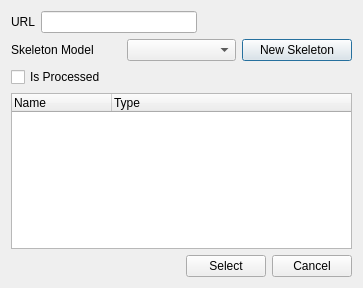
This is tool/plugins/database/gui/layout/upload_motion_dialog.ui in eherr/motion_preprocessing_tool as Qt 5 draws it before an edit. The edited form follows.
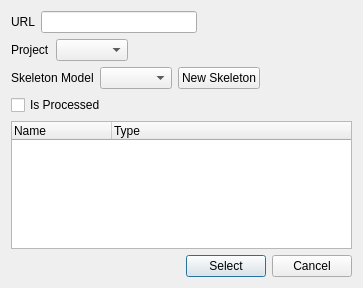
This is the edited form.

Commit message: Changed motion upload dialog to use project list

```diff
--- a/tool/plugins/database/gui/layout/upload_motion_dialog.ui
+++ b/tool/plugins/database/gui/layout/upload_motion_dialog.ui
@@ -13,8 +13,8 @@
   <property name="windowTitle">
    <string>Upload Motion</string>
   </property>
-  <layout class="QVBoxLayout" name="verticalLayout">
-   <item>
+  <layout class="QGridLayout" name="gridLayout">
+   <item row="0" column="0">
     <layout class="QHBoxLayout" name="horizontalLayout_7">
      <item>
       <widget class="QLabel" name="label">
@@ -41,52 +41,7 @@
      </item>
     </layout>
    </item>
-   <item>
-    <layout class="QHBoxLayout" name="horizontalLayout">
-     <item>
-      <widget class="QLabel" name="label_2">
-       <property name="text">
-        <string>Skeleton Model</string>
-       </property>
-      </widget>
-     </item>
-     <item>
-      <widget class="QComboBox" name="skeletonModelComboBox"/>
-     </item>
-     <item>
-      <widget class="QPushButton" name="newSkeletonButton">
-       <property name="text">
-        <string>New Skeleton</string>
-       </property>
-      </widget>
-     </item>
-    </layout>
-   </item>
-   <item>
-    <layout class="QHBoxLayout" name="horizontalLayout_3">
-     <item>
-      <widget class="QCheckBox" name="isProcessedCheckBox">
-       <property name="text">
-        <string>Is Processed</string>
-       </property>
-      </widget>
-     </item>
-     <item>
-      <spacer name="horizontalSpacer_2">
-       <property name="orientation">
-        <enum>Qt::Horizontal</enum>
-       </property>
-       <property name="sizeHint" stdset="0">
-        <size>
-         <width>40</width>
-         <height>20</height>
-        </size>
-       </property>
-      </spacer>
-     </item>
-    </layout>
-   </item>
-   <item>
+   <item row="4" column="0">
     <widget class="QTreeWidget" name="collectionTreeWidget">
      <column>
       <property name="text">
@@ -100,7 +55,7 @@
      </column>
     </widget>
    </item>
-   <item>
+   <item row="5" column="0">
     <layout class="QHBoxLayout" name="horizontalLayout_2">
      <item>
       <spacer name="horizontalSpacer">
@@ -131,6 +86,91 @@
      </item>
     </layout>
    </item>
+   <item row="3" column="0">
+    <layout class="QHBoxLayout" name="horizontalLayout_3">
+     <item>
+      <widget class="QCheckBox" name="isProcessedCheckBox">
+       <property name="text">
+        <string>Is Processed</string>
+       </property>
+      </widget>
+     </item>
+     <item>
+      <spacer name="horizontalSpacer_2">
+       <property name="orientation">
+        <enum>Qt::Horizontal</enum>
+       </property>
+       <property name="sizeHint" stdset="0">
+        <size>
+         <width>40</width>
+         <height>20</height>
+        </size>
+       </property>
+      </spacer>
+     </item>
+    </layout>
+   </item>
+   <item row="2" column="0">
+    <layout class="QHBoxLayout" name="horizontalLayout">
+     <item>
+      <widget class="QLabel" name="label_2">
+       <property name="text">
+        <string>Skeleton Model</string>
+       </property>
+      </widget>
+     </item>
+     <item>
+      <widget class="QComboBox" name="skeletonModelComboBox"/>
+     </item>
+     <item>
+      <widget class="QPushButton" name="newSkeletonButton">
+       <property name="text">
+        <string>New Skeleton</string>
+       </property>
+      </widget>
+     </item>
+     <item>
+      <spacer name="horizontalSpacer_4">
+       <property name="orientation">
+        <enum>Qt::Horizontal</enum>
+       </property>
+       <property name="sizeHint" stdset="0">
+        <size>
+         <width>40</width>
+         <height>20</height>
+        </size>
+       </property>
+      </spacer>
+     </item>
+    </layout>
+   </item>
+   <item row="1" column="0">
+    <layout class="QHBoxLayout" name="horizontalLayout_4">
+     <item>
+      <widget class="QLabel" name="label_3">
+       <property name="text">
+        <string>Project</string>
+       </property>
+      </widget>
+     </item>
+     <item>
+      <widget class="QComboBox" name="projectComboBox"/>
+     </item>
+     <item>
+      <spacer name="horizontalSpacer_3">
+       <property name="orientation">
+        <enum>Qt::Horizontal</enum>
+       </property>
+       <property name="sizeHint" stdset="0">
+        <size>
+         <width>40</width>
+         <height>20</height>
+        </size>
+       </property>
+      </spacer>
+     </item>
+    </layout>
+   </item>
   </layout>
  </widget>
  <resources/>
```
The commit also changes 3 other files.
